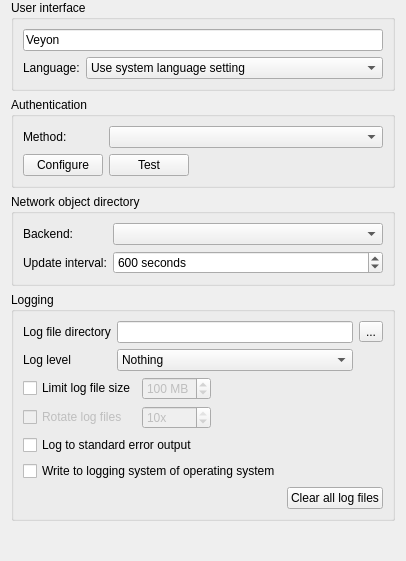
Qt form configurator/src/GeneralConfigurationPage.ui (veyon/veyon) before a commit.
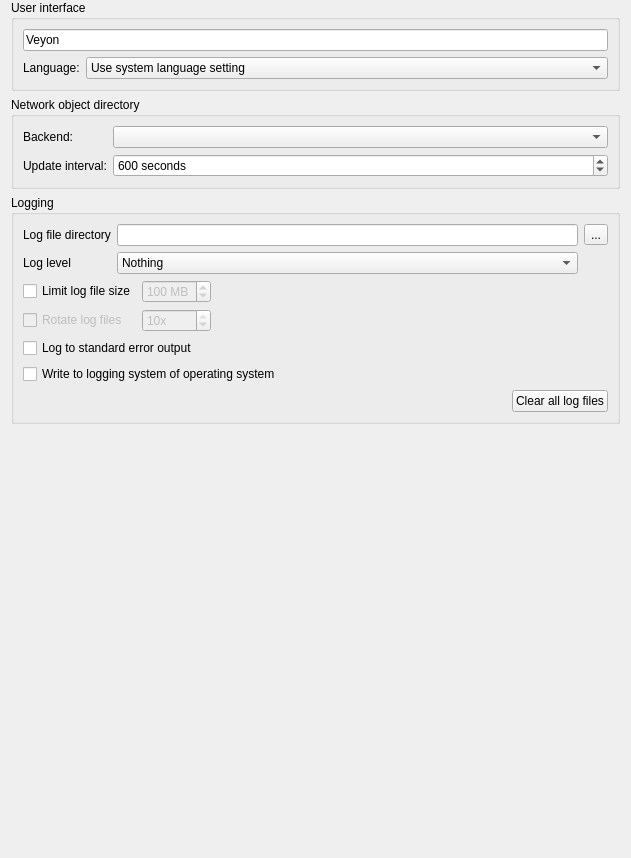
The same form after that commit. Icons and pictures are not drawn.

Commit message: Add support for multiple enabled auth plugins

Diff of the .ui file:
```diff
--- a/configurator/src/GeneralConfigurationPage.ui
+++ b/configurator/src/GeneralConfigurationPage.ui
@@ -2,6 +2,14 @@
 <ui version="4.0">
  <class>GeneralConfigurationPage</class>
  <widget class="QWidget" name="GeneralConfigurationPage">
+  <property name="geometry">
+   <rect>
+    <x>0</x>
+    <y>0</y>
+    <width>631</width>
+    <height>858</height>
+   </rect>
+  </property>
   <layout class="QVBoxLayout" name="verticalLayout_14">
    <property name="topMargin">
     <number>0</number>
@@ -50,60 +58,6 @@
      </layout>
     </widget>
    </item>
-   <item>
-    <widget class="QGroupBox" name="groupBox">
-     <property name="title">
-      <string>Authentication</string>
-     </property>
-     <layout class="QGridLayout" name="gridLayout_2">
-      <item row="0" column="0">
-       <widget class="QLabel" name="label_2">
-        <property name="text">
-         <string>Method:</string>
-        </property>
-       </widget>
-      </item>
-      <item row="1" column="1">
-       <widget class="QPushButton" name="testAuthenticationButton">
-        <property name="text">
-         <string>Test</string>
-        </property>
-        <property name="icon">
-         <iconset resource="../../core/resources/core.qrc">
-          <normaloff>:/core/dialog-ok-apply.png</normaloff>:/core/dialog-ok-apply.png</iconset>
-        </property>
-       </widget>
-      </item>
-      <item row="1" column="0">
-       <widget class="QPushButton" name="configureAuthenticationButton">
-        <property name="text">
-         <string>Configure</string>
-        </property>
-        <property name="icon">
-         <iconset resource="../../core/resources/core.qrc">
-          <normaloff>:/core/document-edit.png</normaloff>:/core/document-edit.png</iconset>
-        </property>
-       </widget>
-      </item>
-      <item row="0" column="1" colspan="2">
-       <widget class="QComboBox" name="authenticationPlugin"/>
-      </item>
-      <item row="1" column="2">
-       <spacer name="horizontalSpacer_2">
-        <property name="orientation">
-         <enum>Qt::Horizontal</enum>
-        </property>
-        <property name="sizeHint" stdset="0">
-         <size>
-          <width>40</width>
-          <height>20</height>
-         </size>
-        </property>
-       </spacer>
-      </item>
-     </layout>
-    </widget>
-   </item>
    <item>
     <widget class="QGroupBox" name="groupBox_12">
      <property name="title">
```
Left out of the diff: 3 changed lines with no effect on the pictures. The commit also changes 38 other files.
